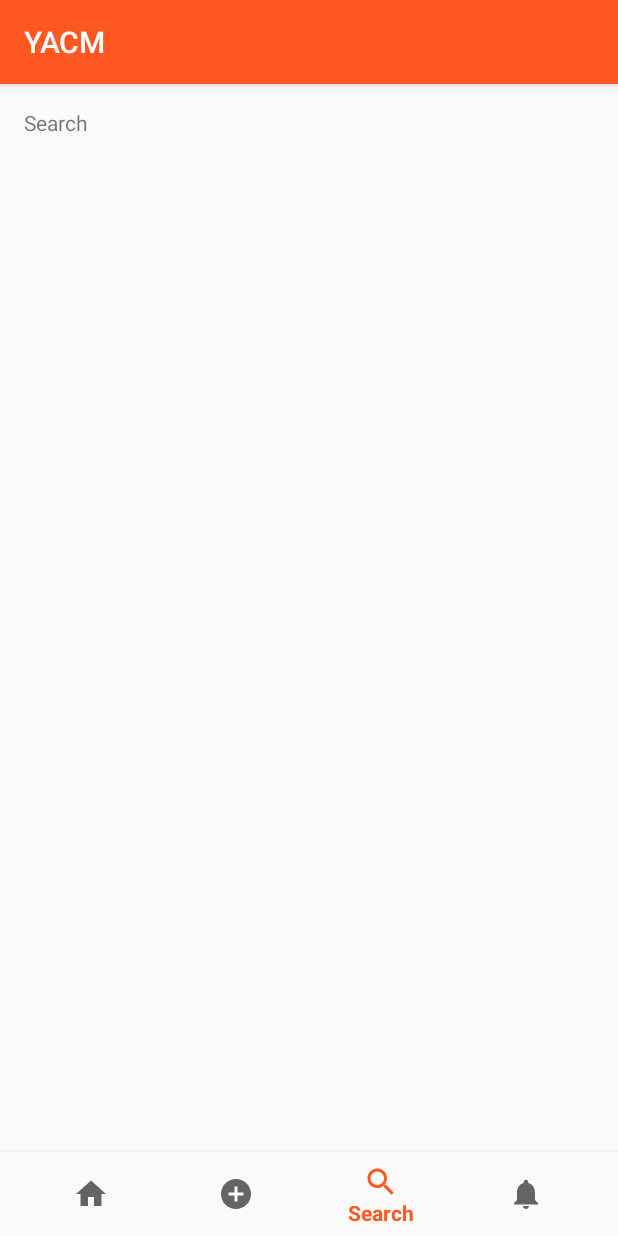
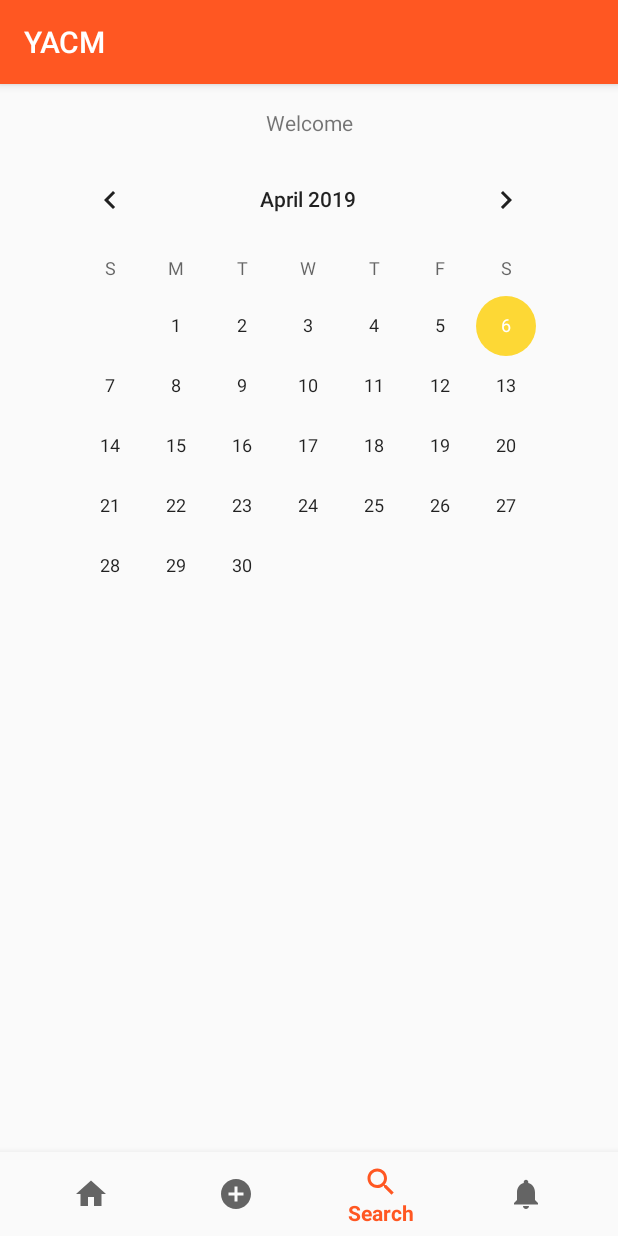
Before and after one commit to pedrovt/ihc-yacm, an Android app: the screen it shows after launch (MainActivity), item 3 of the bottom bar chosen, on a phone screen of 412 x 824 dp. Run offline under Robolectric (Android 15) with nearby library versions, the phone set to English and light mode, and no system bars.

Commit message:
Initial Version of Home Page (added calendar). Fixed bugs on navbar

```diff
--- a/app/src/main/java/com/yacm/yacm/MainActivity.java
+++ b/app/src/main/java/com/yacm/yacm/MainActivity.java
@@ -6,6 +6,7 @@ import android.support.design.widget.BottomNavigationView;
 import android.support.v7.app.AppCompatActivity;
 import android.view.MenuItem;
 import android.widget.TextView;
+import android.widget.Toast;
 
 public class MainActivity extends AppCompatActivity {
 
@@ -18,16 +19,45 @@ public class MainActivity extends AppCompatActivity {
         public boolean onNavigationItemSelected(@NonNull MenuItem item) {
             switch (item.getItemId()) {
                 case R.id.navigation_home:
-                    mTextMessage.setText(R.string.title_home);
+                    /* go to home */
+
+                    if (BuildConfig.DEBUG) {
+                        Toast.makeText(getApplicationContext(), "Home", Toast.LENGTH_SHORT).show();
+                    }
+
+                    // mTextMessage.setText(R.string.title_home);
+
                     return true;
                 case R.id.navigation_dashboard:
-                    mTextMessage.setText(R.string.title_dashboard);
+                    /* go to dashboard */
+
+                    if (BuildConfig.DEBUG) {
+                        Toast.makeText(getApplicationContext(), R.string.title_dashboard, Toast.LENGTH_SHORT).show();
+                    }
+
+                    // mTextMessage.setText(R.string.title_dashboard);
+
                     return true;
+
                 case R.id.navigation_search:
-                    mTextMessage.setText("Search");
+                    /* go to search */
+
+                    if (BuildConfig.DEBUG) {
+                        Toast.makeText(getApplicationContext(), R.string.title_search, Toast.LENGTH_SHORT).show();
+                    }
+
+                    //mTextMessage.setText("Search");
+
                     return true;
+
                 case R.id.navigation_notifications:
-                    mTextMessage.setText(R.string.title_notifications);
+                    /* go to notifications */
+
+                    if (BuildConfig.DEBUG) {
+                        Toast.makeText(getApplicationContext(), R.string.title_notifications, Toast.LENGTH_SHORT).show();
+                    }
+
+                    // mTextMessage.setText(R.string.title_notifications);
                     return true;
             }
             return false;
--- a/app/src/main/res/layout/activity_main.xml
+++ b/app/src/main/res/layout/activity_main.xml
@@ -6,17 +6,6 @@
     android:layout_width="match_parent"
     android:layout_height="match_parent"
     tools:context=".MainActivity">
-
-    <TextView
-        android:id="@+id/message"
-        android:layout_width="wrap_content"
-        android:layout_height="wrap_content"
-        android:layout_marginStart="@dimen/activity_horizontal_margin"
-        android:layout_marginLeft="@dimen/activity_horizontal_margin"
-        android:layout_marginTop="@dimen/activity_vertical_margin"
-        android:text="@string/title_home"
-        app:layout_constraintLeft_toLeftOf="parent"
-        app:layout_constraintTop_toTopOf="parent" />
 
     <android.support.design.widget.BottomNavigationView
         android:id="@+id/navigation"
@@ -30,4 +19,43 @@
         app:layout_constraintRight_toRightOf="parent"
         app:menu="@menu/navigation" />
 
+    <CalendarView
+        android:id="@+id/calendarView"
+        android:layout_width="wrap_content"
+        android:layout_height="wrap_content"
+        android:layout_marginStart="8dp"
+        android:layout_marginLeft="8dp"
+        android:layout_marginTop="8dp"
+        android:layout_marginEnd="8dp"
+        android:layout_marginRight="8dp"
+        app:layout_constraintEnd_toEndOf="parent"
+        app:layout_constraintHorizontal_bias="0.488"
+        app:layout_constraintStart_toStartOf="parent"
+        app:layout_constraintTop_toBottomOf="@+id/textView" />
+
+    <ListView
+        android:layout_width="216dp"
+        android:layout_height="90dp"
+        android:layout_marginStart="8dp"
+        android:layout_marginLeft="8dp"
+        android:layout_marginTop="24dp"
+        android:layout_marginEnd="8dp"
+        android:layout_marginRight="8dp"
+        android:layout_marginBottom="8dp"
+        app:layout_constraintBottom_toTopOf="@+id/navigation"
+        app:layout_constraintEnd_toEndOf="parent"
+        app:layout_constraintStart_toStartOf="parent"
+        app:layout_constraintTop_toBottomOf="@+id/calendarView" />
+
+    <TextView
+        android:id="@+id/textView"
+        android:layout_width="wrap_content"
+        android:layout_height="wrap_content"
+        android:layout_marginTop="16dp"
+        android:gravity="center"
+        android:text="@string/welcome"
+        app:layout_constraintEnd_toEndOf="parent"
+        app:layout_constraintStart_toStartOf="parent"
+        app:layout_constraintTop_toTopOf="parent" />
+
 </android.support.constraint.ConstraintLayout>
--- a/app/src/main/res/values/strings.xml
+++ b/app/src/main/res/values/strings.xml
@@ -11,4 +11,5 @@
     <string name="nav_header_subtitle">android.studio@android.com</string>
     <string name="nav_header_desc">Navigation header</string>
     <string name="action_settings">Settings</string>
+    <string name="welcome">Welcome</string>
 </resources>
```
